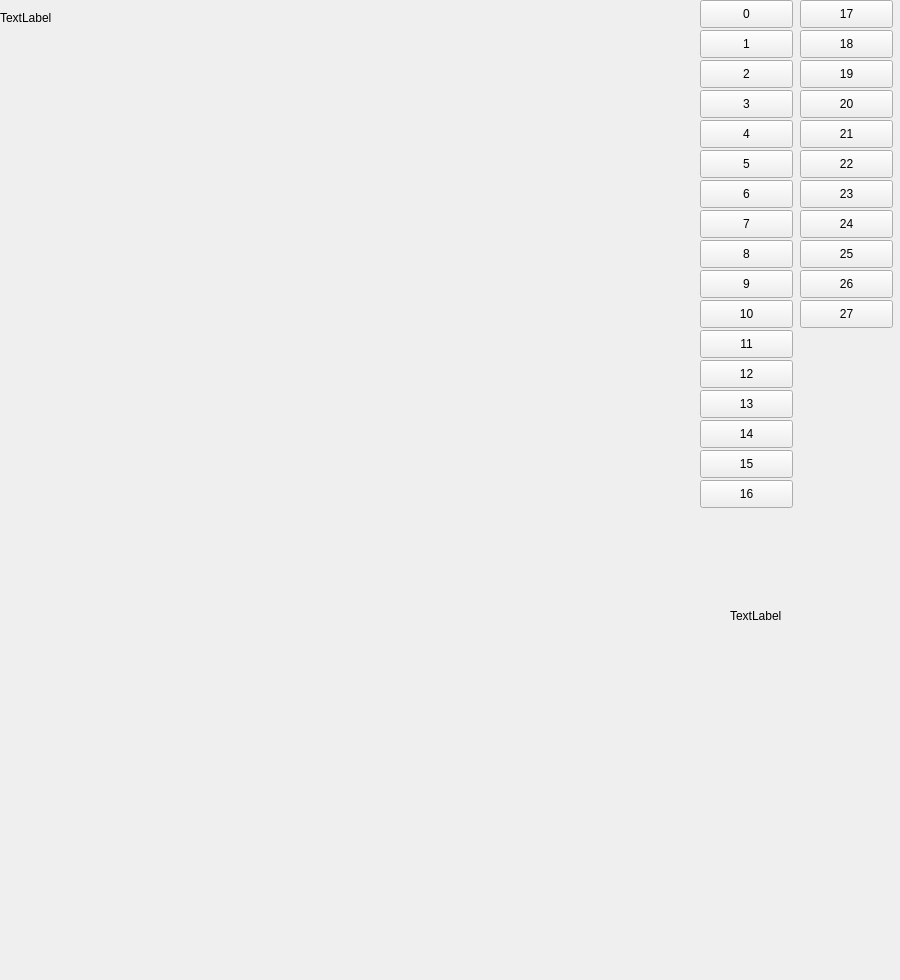
Old version of the form mapnotes.ui in the repository Chasecheese/HitWH_Map.
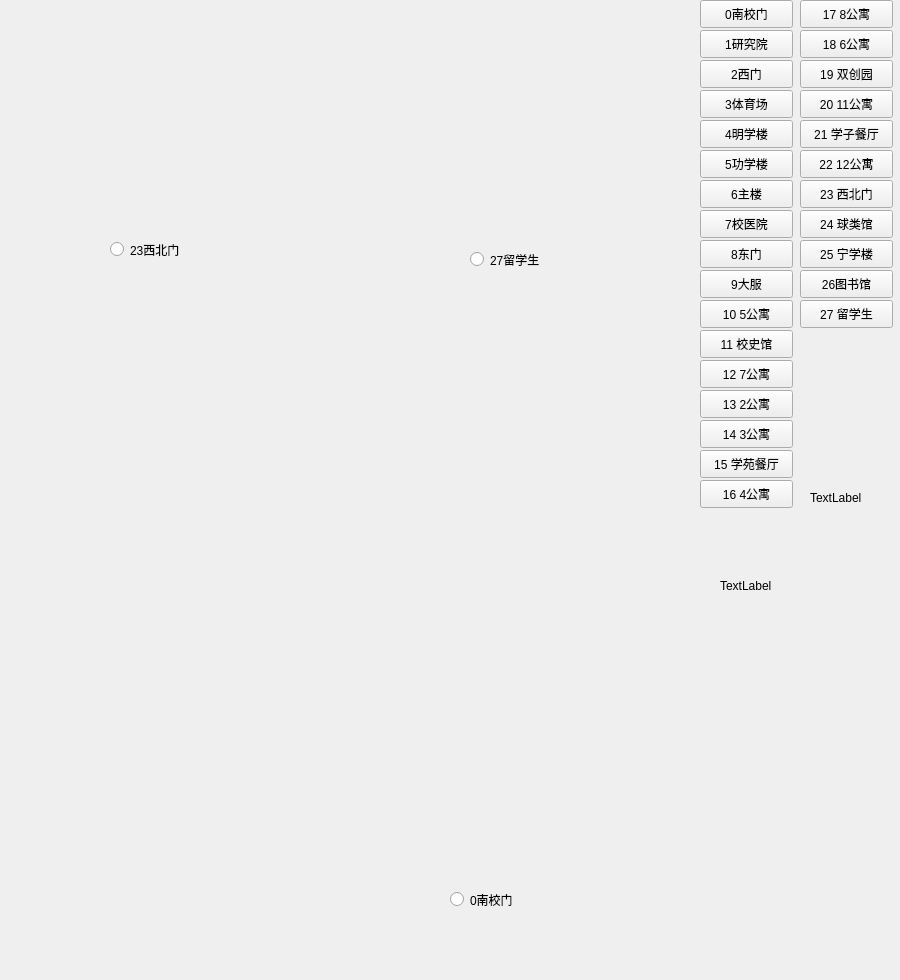
New version of the form.

The edit to the form file:
```diff
--- a/mapnotes.ui
+++ b/mapnotes.ui
@@ -23,7 +23,7 @@
     </rect>
    </property>
    <property name="text">
-    <string>0</string>
+    <string>0南校门</string>
    </property>
   </widget>
   <widget class="QPushButton" name="Build15">
@@ -36,7 +36,7 @@
     </rect>
    </property>
    <property name="text">
-    <string>15</string>
+    <string>15 学苑餐厅</string>
    </property>
   </widget>
   <widget class="QPushButton" name="Build1">
@@ -49,14 +49,14 @@
     </rect>
    </property>
    <property name="text">
-    <string>1</string>
+    <string>1研究院</string>
    </property>
   </widget>
   <widget class="QLabel" name="label">
    <property name="geometry">
     <rect>
-     <x>0</x>
-     <y>10</y>
+     <x>810</x>
+     <y>490</y>
      <width>72</width>
      <height>15</height>
     </rect>
@@ -68,8 +68,8 @@
   <widget class="QLabel" name="yet">
    <property name="geometry">
     <rect>
-     <x>730</x>
-     <y>570</y>
+     <x>720</x>
+     <y>540</y>
      <width>151</width>
      <height>91</height>
     </rect>
@@ -88,7 +88,7 @@
     </rect>
    </property>
    <property name="text">
-    <string>22</string>
+    <string>22 12公寓</string>
    </property>
   </widget>
   <widget class="QPushButton" name="Build23">
@@ -101,7 +101,7 @@
     </rect>
    </property>
    <property name="text">
-    <string>23</string>
+    <string>23 西北门</string>
    </property>
   </widget>
   <widget class="QPushButton" name="Build10">
@@ -114,7 +114,7 @@
     </rect>
    </property>
    <property name="text">
-    <string>10</string>
+    <string>10 5公寓</string>
    </property>
   </widget>
   <widget class="QPushButton" name="Build11">
@@ -127,7 +127,7 @@
     </rect>
    </property>
    <property name="text">
-    <string>11</string>
+    <string>11 校史馆</string>
    </property>
   </widget>
   <widget class="QPushButton" name="Build12">
@@ -140,7 +140,7 @@
     </rect>
    </property>
    <property name="text">
-    <string>12</string>
+    <string>12 7公寓</string>
    </property>
   </widget>
   <widget class="QPushButton" name="Build13">
@@ -153,7 +153,7 @@
     </rect>
    </property>
    <property name="text">
-    <string>13</string>
+    <string>13 2公寓</string>
    </property>
   </widget>
   <widget class="QPushButton" name="Build14">
@@ -166,7 +166,7 @@
     </rect>
    </property>
    <property name="text">
-    <string>14</string>
+    <string>14 3公寓</string>
    </property>
   </widget>
   <widget class="QPushButton" name="Build16">
@@ -179,7 +179,7 @@
     </rect>
    </property>
    <property name="text">
-    <string>16</string>
+    <string>16 4公寓</string>
    </property>
   </widget>
   <widget class="QPushButton" name="Build17">
@@ -192,7 +192,7 @@
     </rect>
    </property>
    <property name="text">
-    <string>17</string>
+    <string>17 8公寓</string>
    </property>
   </widget>
   <widget class="QPushButton" name="Build18">
@@ -205,7 +205,7 @@
     </rect>
    </property>
    <property name="text">
-    <string>18</string>
+    <string>18 6公寓</string>
    </property>
   </widget>
   <widget class="QPushButton" name="Build19">
@@ -218,7 +218,7 @@
     </rect>
    </property>
    <property name="text">
-    <string>19</string>
+    <string>19 双创园</string>
    </property>
   </widget>
   <widget class="QPushButton" name="Build20">
@@ -231,7 +231,7 @@
     </rect>
    </property>
    <property name="text">
-    <string>20</string>
+    <string>20 11公寓</string>
    </property>
   </widget>
   <widget class="QPushButton" name="Build21">
@@ -244,7 +244,7 @@
     </rect>
    </property>
    <property name="text">
-    <string>21</string>
+    <string>21 学子餐厅</string>
    </property>
   </widget>
   <widget class="QPushButton" name="Build2">
@@ -257,7 +257,7 @@
     </rect>
    </property>
    <property name="text">
-    <string>2</string>
+    <string>2西门</string>
    </property>
   </widget>
   <widget class="QPushButton" name="Build3">
@@ -270,7 +270,7 @@
     </rect>
    </property>
    <property name="text">
-    <string>3</string>
+    <string>3体育场</string>
    </property>
   </widget>
   <widget class="QPushButton" name="Build4">
@@ -283,7 +283,7 @@
     </rect>
    </property>
    <property name="text">
-    <string>4</string>
+    <string>4明学楼</string>
    </property>
   </widget>
   <widget class="QPushButton" name="Build5">
@@ -296,7 +296,7 @@
     </rect>
    </property>
    <property name="text">
-    <string>5</string>
+    <string>5功学楼</string>
    </property>
   </widget>
   <widget class="QPushButton" name="Build6">
@@ -309,7 +309,7 @@
     </rect>
    </property>
    <property name="text">
-    <string>6</string>
+    <string>6主楼</string>
    </property>
   </widget>
   <widget class="QPushButton" name="Build7">
@@ -322,7 +322,7 @@
     </rect>
    </property>
    <property name="text">
-    <string>7</string>
+    <string>7校医院</string>
    </property>
   </widget>
   <widget class="QPushButton" name="Build8">
@@ -335,7 +335,7 @@
     </rect>
    </property>
    <property name="text">
-    <string>8</string>
+    <string>8东门</string>
    </property>
   </widget>
   <widget class="QPushButton" name="Build9">
@@ -348,7 +348,7 @@
     </rect>
    </property>
    <property name="text">
-    <string>9</string>
+    <string>9大服</string>
    </property>
   </widget>
   <widget class="QPushButton" name="Build25">
@@ -361,20 +361,7 @@
     </rect>
    </property>
    <property name="text">
-    <string>25</string>
-   </property>
-  </widget>
-  <widget class="QPushButton" name="Build26">
-   <property name="geometry">
-    <rect>
-     <x>800</x>
-     <y>270</y>
-     <width>93</width>
-     <height>28</height>
-    </rect>
-   </property>
-   <property name="text">
-    <string>26</string>
+    <string>25 宁学楼</string>
    </property>
   </widget>
   <widget class="QPushButton" name="Build27">
@@ -387,7 +374,7 @@
     </rect>
    </property>
    <property name="text">
-    <string>27</string>
+    <string>27 留学生</string>
    </property>
   </widget>
   <widget class="QPushButton" name="Build24">
@@ -400,7 +387,59 @@
     </rect>
    </property>
    <property name="text">
-    <string>24</string>
+    <string>24 球类馆</string>
+   </property>
+  </widget>
+  <widget class="QRadioButton" name="radioButton0">
+   <property name="geometry">
+    <rect>
+     <x>450</x>
+     <y>890</y>
+     <width>115</width>
+     <height>19</height>
+    </rect>
+   </property>
+   <property name="text">
+    <string>0南校门</string>
+   </property>
+  </widget>
+  <widget class="QRadioButton" name="radioButton27">
+   <property name="geometry">
+    <rect>
+     <x>470</x>
+     <y>250</y>
+     <width>115</width>
+     <height>19</height>
+    </rect>
+   </property>
+   <property name="text">
+    <string>27留学生</string>
+   </property>
+  </widget>
+  <widget class="QRadioButton" name="radioButton">
+   <property name="geometry">
+    <rect>
+     <x>110</x>
+     <y>240</y>
+     <width>115</width>
+     <height>19</height>
+    </rect>
+   </property>
+   <property name="text">
+    <string>23西北门</string>
+   </property>
+  </widget>
+  <widget class="QPushButton" name="Build26">
+   <property name="geometry">
+    <rect>
+     <x>800</x>
+     <y>270</y>
+     <width>93</width>
+     <height>28</height>
+    </rect>
+   </property>
+   <property name="text">
+    <string>26图书馆</string>
    </property>
   </widget>
  </widget>
```
